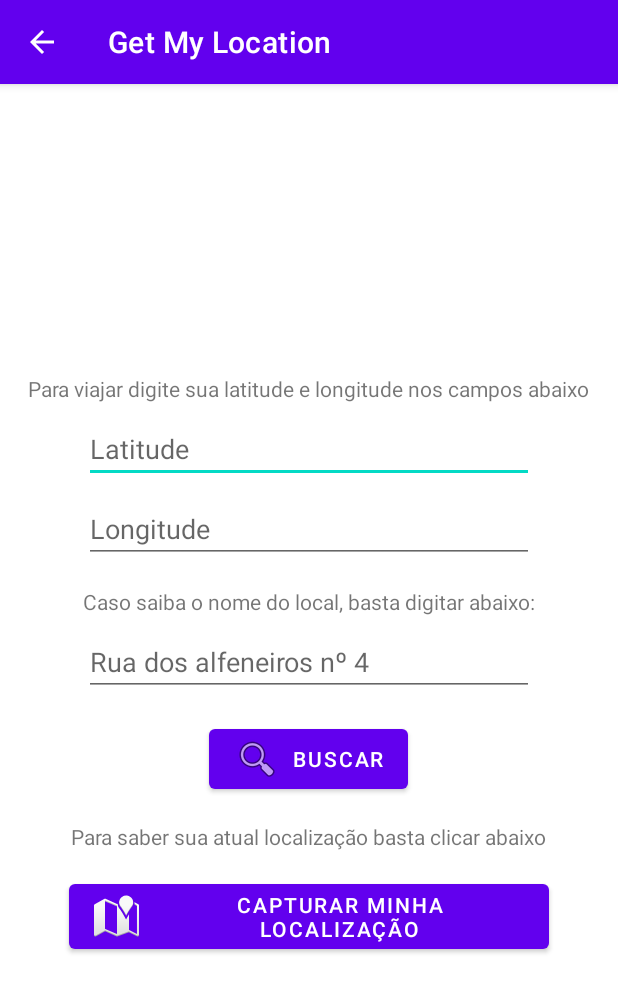
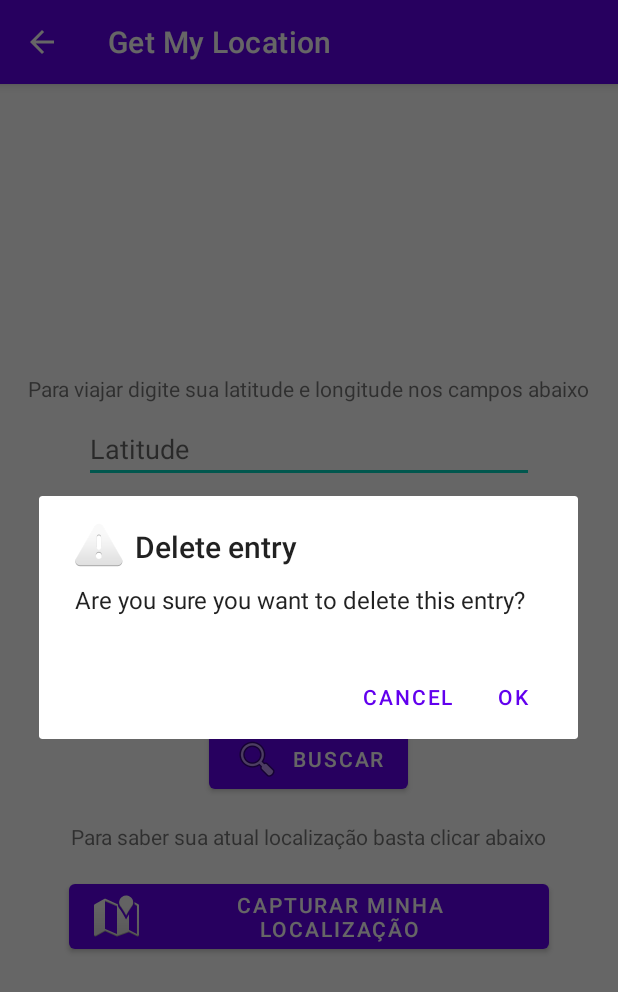
Before and after one commit to ViniciusMacedoCamara/GetMyLocation, an Android app: the GetLocationActivity screen opened directly, with no data from a screen before it, after a tap on "BUSCAR", on a phone screen of 412 x 824 dp. Shown: the top 992 px of the screen. Run offline under Robolectric (Android 15) with nearby library versions, the phone set to English and light mode, and no system bars.

```diff
--- a/app/src/main/AndroidManifest.xml
+++ b/app/src/main/AndroidManifest.xml
@@ -10,10 +10,10 @@
         android:supportsRtl="true"
         android:theme="@style/Theme.GetMyLocation">
         <activity
-            android:name=".GetLocationActivity"
-            android:parentActivityName=".HomeActivity">
+            android:name=".activity.GetLocationActivity"
+            android:parentActivityName=".activity.HomeActivity">
         </activity>
-        <activity android:name=".HomeActivity">
+        <activity android:name=".activity.HomeActivity">
             <intent-filter>
                 <action android:name="android.intent.action.MAIN" />
 
--- a/app/src/main/java/com/vmc/getmylocation/GetLocationActivity.java
+++ /dev/null
@@ -1,32 +0,0 @@
-package com.vmc.getmylocation;
-
-import androidx.appcompat.app.AppCompatActivity;
-
-import android.content.Intent;
-import android.net.Uri;
-import android.os.Bundle;
-import android.util.Log;
-import android.widget.Button;
-import android.widget.EditText;
-
-public class GetLocationActivity extends AppCompatActivity {
-    private EditText latitude, longitude, local_name;
-    private Button search;
-
-    @Override
-    protected void onCreate(Bundle savedInstanceState) {
-        super.onCreate(savedInstanceState);
-        setContentView(R.layout.activity_get_location);
-        getSupportActionBar().setDisplayHomeAsUpEnabled(true);
-
-        latitude = findViewById(R.id.latitude);
-        longitude = findViewById(R.id.longitude);
-        local_name = findViewById(R.id.local_name);
-
-        search = findViewById(R.id.search);
-        search.setOnClickListener(v -> {
-
-        });
-
-    }
-}
--- /dev/null
+++ b/app/src/main/java/com/vmc/getmylocation/activity/GetLocationActivity.java
@@ -0,0 +1,73 @@
+package com.vmc.getmylocation.activity;
+
+import androidx.appcompat.app.AppCompatActivity;
+
+import android.app.AlertDialog;
+import android.content.Context;
+import android.content.DialogInterface;
+import android.content.Intent;
+import android.net.Uri;
+import android.os.Bundle;
+import android.util.Log;
+import android.widget.Button;
+import android.widget.EditText;
+
+import com.vmc.getmylocation.R;
+import com.vmc.getmylocation.helpers.Utils;
+
+public class GetLocationActivity extends AppCompatActivity {
+    final String tag = "GetLoca";
+    private EditText latitude, longitude, local_name;
+    private Button search;
+    private Utils utils = new Utils();
+
+    @Override
+    protected void onCreate(Bundle savedInstanceState) {
+        super.onCreate(savedInstanceState);
+        setContentView(R.layout.activity_get_location);
+        getSupportActionBar().setDisplayHomeAsUpEnabled(true);
+
+
+        latitude = findViewById(R.id.et_latitude);
+        longitude = findViewById(R.id.et_longitude);
+        local_name = findViewById(R.id.et_local_name);
+
+        search = findViewById(R.id.btn_search);
+        search.setOnClickListener(v -> {
+            Log.d("latitude", latitude.getText().toString());
+            Log.d("longitude", longitude.getText().toString());
+            Log.d("local_name", local_name.getText().toString());
+
+            boolean canContinue = utils.checkAllFields(latitude.getText().toString(), longitude.getText().toString(), local_name.getText().toString());
+
+            Intent intent = new Intent(Intent.ACTION_VIEW);
+            intent.setData(Uri.parse("geo:0,0?q=34.99,-106.61(Treasure)"));
+            Intent chooser = Intent.createChooser(intent, "Lauch");
+            startActivity(chooser);
+            if (canContinue){
+                Log.d(tag, "seguir e levar pro google maps");
+
+            } else {
+                Log.d(tag, "Deu ruim!");
+                new AlertDialog.Builder(this)
+                        .setTitle("Delete entry")
+                        .setMessage("Are you sure you want to delete this entry?")
+
+                        // Specifying a listener allows you to take an action before dismissing the dialog.
+                        // The dialog is automatically dismissed when a dialog button is clicked.
+                        .setPositiveButton(android.R.string.yes, new DialogInterface.OnClickListener() {
+                            public void onClick(DialogInterface dialog, int which) {
+                                // Continue with delete operation
+                            }
+                        })
+
+                        // A null listener allows the button to dismiss the dialog and take no further action.
+                        .setNegativeButton(android.R.string.no, null)
+                        .setIcon(android.R.drawable.ic_dialog_alert)
+                        .show();
+            }
+
+        });
+
+    }
+}
--- a/app/src/main/java/com/vmc/getmylocation/HomeActivity.java
+++ b/app/src/main/java/com/vmc/getmylocation/activity/HomeActivity.java
@@ -1,10 +1,12 @@
-package com.vmc.getmylocation;
+package com.vmc.getmylocation.activity;
 
 import androidx.appcompat.app.AppCompatActivity;
 
 import android.content.Intent;
 import android.os.Bundle;
 import android.widget.Button;
+
+import com.vmc.getmylocation.R;
 
 public class HomeActivity extends AppCompatActivity {
     private Button start;
--- /dev/null
+++ b/app/src/main/java/com/vmc/getmylocation/helpers/Utils.java
@@ -0,0 +1,31 @@
+package com.vmc.getmylocation.helpers;
+
+import android.content.Context;
+import android.util.Log;
+
+public class Utils {
+    final String tag = "UTILS";
+//    Context context;
+
+    public Utils() {
+
+    }
+
+    public boolean checkAllFields (String lat, String lon, String local) {
+
+        Log.d(tag, "--------------");
+        Log.d(tag, String.valueOf(lat));
+        if (!lat.isEmpty() && !lon.isEmpty() && !local.isEmpty()){
+            Log.d(tag, "Todos os campos foram preenchidos, fazer verificação");
+            //Retornar outra funcao
+        } else if (!lat.isEmpty() && !lon.isEmpty()) {
+            Log.d(tag, "Local Vazio lat e lon preenchidos");
+            return true;
+        } else if (!local.isEmpty()) {
+            Log.d(tag, "Local preenchido");
+            return true;
+        } else
+            Log.d(tag, "vazio");
+            return false;
+    }
+}
--- a/app/src/main/res/layout/activity_get_location.xml
+++ b/app/src/main/res/layout/activity_get_location.xml
@@ -4,7 +4,7 @@
     xmlns:tools="http://schemas.android.com/tools"
     android:layout_width="match_parent"
     android:layout_height="match_parent"
-    tools:context=".GetLocationActivity">
+    tools:context=".activity.GetLocationActivity">
 
     <RelativeLayout
         android:id="@+id/intern_layout"
@@ -17,7 +17,7 @@
         app:layout_constraintTop_toTopOf="parent">
 
         <TextView
-            android:id="@+id/text_view1"
+            android:id="@+id/tv_info1"
             android:layout_width="wrap_content"
             android:layout_height="wrap_content"
             android:layout_marginTop="8dp"
@@ -25,10 +25,10 @@
             android:text="Para viajar digite sua latitude e longitude nos campos abaixo" />
 
         <EditText
-            android:id="@+id/latitude"
+            android:id="@+id/et_latitude"
             android:layout_width="300dp"
             android:layout_height="wrap_content"
-            android:layout_below="@id/text_view1"
+            android:layout_below="@id/tv_info1"
             android:layout_centerHorizontal="true"
             android:layout_marginTop="8dp"
             android:ems="10"
@@ -36,10 +36,10 @@
             android:inputType="numberSigned|numberDecimal" />
 
         <EditText
-            android:id="@+id/longitude"
+            android:id="@+id/et_longitude"
             android:layout_width="300dp"
             android:layout_height="wrap_content"
-            android:layout_below="@id/latitude"
+            android:layout_below="@id/et_latitude"
             android:layout_centerHorizontal="true"
             android:layout_marginTop="8dp"
             android:ems="10"
@@ -47,19 +47,19 @@
             android:inputType="numberSigned|numberDecimal" />
 
         <TextView
-            android:id="@+id/text_view2"
+            android:id="@+id/tv_info2"
             android:layout_width="wrap_content"
             android:layout_height="wrap_content"
             android:layout_marginTop="16dp"
             android:layout_centerHorizontal="true"
-            android:layout_below="@id/longitude"
+            android:layout_below="@id/et_longitude"
             android:text="Caso saiba o nome do local, basta digitar abaixo:" />
 
         <EditText
-            android:id="@+id/local_name"
+            android:id="@+id/et_local_name"
             android:layout_width="300dp"
             android:layout_height="wrap_content"
-            android:layout_below="@id/text_view2"
+            android:layout_below="@id/tv_info2"
             android:layout_centerHorizontal="true"
             android:layout_marginTop="8dp"
             android:ems="10"
@@ -67,30 +67,30 @@
             android:inputType="text" />
 
         <Button
-            android:id="@+id/search"
+            android:id="@+id/btn_search"
             android:layout_width="wrap_content"
             android:layout_height="wrap_content"
             android:layout_centerHorizontal="true"
-            android:layout_below="@id/local_name"
+            android:layout_below="@id/et_local_name"
             android:layout_marginTop="16dp"
             android:drawableLeft="@android:drawable/ic_menu_search"
             android:text="Buscar" />
 
         <TextView
-            android:id="@+id/text_view4"
+            android:id="@+id/tv_info3"
             android:layout_width="wrap_content"
             android:layout_height="wrap_content"
             android:layout_marginTop="16dp"
             android:layout_centerHorizontal="true"
-            android:layout_below="@id/search"
+            android:layout_below="@id/btn_search"
             android:text="Para saber sua atual localização basta clicar abaixo" />
 
         <Button
-            android:id="@+id/get_location"
+            android:id="@+id/btn_get_location"
             android:layout_width="wrap_content"
             android:layout_height="wrap_content"
             android:layout_centerHorizontal="true"
-            android:layout_below="@id/text_view4"
+            android:layout_below="@id/tv_info3"
             android:layout_marginTop="16dp"
             android:drawableLeft="@android:drawable/ic_dialog_map"
             android:text="Capturar minha localização" />
--- a/app/src/main/res/layout/activity_home.xml
+++ b/app/src/main/res/layout/activity_home.xml
@@ -4,7 +4,7 @@
     xmlns:tools="http://schemas.android.com/tools"
     android:layout_width="match_parent"
     android:layout_height="match_parent"
-    tools:context=".HomeActivity">
+    tools:context=".activity.HomeActivity">
 
     <RelativeLayout
         android:id="@+id/intern_layout"
```
